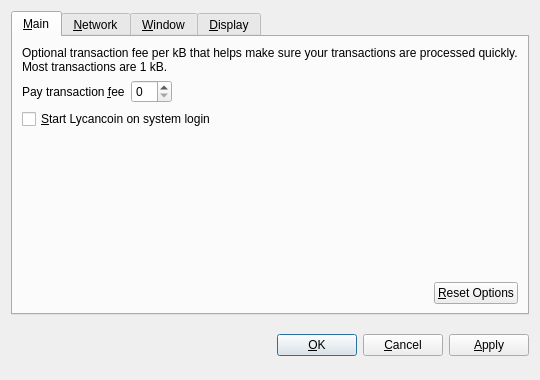
First picture: the form in src/qt/forms/optionsdialog.ui, repository lycancoin/lycancoin-release, before the edit.
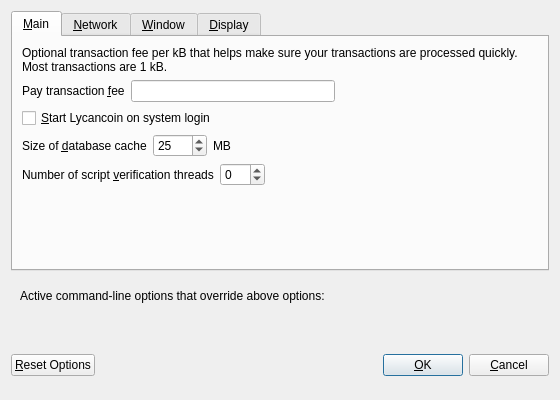
Second picture: the form after the edit. Custom widgets are drawn as their Qt base class.

```diff
--- a/src/qt/forms/optionsdialog.ui
+++ b/src/qt/forms/optionsdialog.ui
@@ -6,8 +6,8 @@
    <rect>
     <x>0</x>
     <y>0</y>
-    <width>540</width>
-    <height>380</height>
+    <width>560</width>
+    <height>400</height>
    </rect>
   </property>
   <property name="windowTitle">
@@ -19,9 +19,6 @@
   <layout class="QVBoxLayout" name="verticalLayout">
    <item>
     <widget class="QTabWidget" name="tabWidget">
-     <property name="tabPosition">
-      <enum>QTabWidget::North</enum>
-     </property>
      <property name="currentIndex">
       <number>0</number>
      </property>
@@ -86,21 +83,44 @@
          </property>
         </widget>
        </item>
-       <item>
-        <spacer name="verticalSpacer_Main">
-         <property name="orientation">
-          <enum>Qt::Vertical</enum>
-         </property>
-         <property name="sizeHint" stdset="0">
-          <size>
-           <width>20</width>
-           <height>40</height>
-          </size>
-         </property>
-        </spacer>
-       </item>
        <item>
         <layout class="QHBoxLayout" name="horizontalLayout_2_Main">
+         <item>
+          <widget class="QLabel" name="databaseCacheLabel">
+           <property name="text">
+            <string>Size of &amp;database cache</string>
+           </property>
+           <property name="textFormat">
+            <enum>Qt::PlainText</enum>
+           </property>
+           <property name="buddy">
+            <cstring>databaseCache</cstring>
+           </property>
+          </widget>
+         </item>
+         <item>
+          <widget class="QSpinBox" name="databaseCache">
+           <property name="toolTip">
+            <string>Set database cache size in megabytes (default: 25)</string>
+           </property>
+           <property name="maximum">
+            <number>1024</number>
+           </property>
+           <property name="value">
+            <number>25</number>
+           </property>
+          </widget>
+         </item>
+         <item>
+          <widget class="QLabel" name="databaseCacheUnitLabel">
+           <property name="text">
+            <string>MB</string>
+           </property>
+           <property name="textFormat">
+            <enum>Qt::PlainText</enum>
+           </property>
+          </widget>
+         </item>
          <item>
           <spacer name="horizontalSpacer_2_Main">
            <property name="orientation">
@@ -114,21 +134,64 @@
            </property>
           </spacer>
          </item>
+        </layout>
+       </item>
+       <item>
+        <layout class="QHBoxLayout" name="horizontalLayout_3_Main">
          <item>
-          <widget class="QPushButton" name="resetButton">
-           <property name="toolTip">
-            <string>Reset all client options to default.</string>
-           </property>
+          <widget class="QLabel" name="threadsScriptVerifLabel">
            <property name="text">
-            <string>&amp;Reset Options</string>
+            <string>Number of script &amp;verification threads</string>
            </property>
-           <property name="autoDefault">
-            <bool>false</bool>
+           <property name="textFormat">
+            <enum>Qt::PlainText</enum>
            </property>
+           <property name="buddy">
+            <cstring>threadsScriptVerif</cstring>
+           </property>
           </widget>
          </item>
+         <item>
+          <widget class="QSpinBox" name="threadsScriptVerif">
+           <property name="toolTip">
+            <string>Set the number of script verification threads (up to 16, 0 = auto, &lt;0 = leave that many cores free, default: 0)</string>
+           </property>
+           <property name="minimum">
+            <number>-16</number>
+           </property>
+           <property name="maximum">
+            <number>16</number>
+           </property>
+          </widget>
+         </item>
+         <item>
+          <spacer name="horizontalSpacer_3_Main">
+           <property name="orientation">
+            <enum>Qt::Horizontal</enum>
+           </property>
+           <property name="sizeHint" stdset="0">
+            <size>
+             <width>40</width>
+             <height>20</height>
+            </size>
+           </property>
+          </spacer>
+         </item>
         </layout>
        </item>
+       <item>
+        <spacer name="verticalSpacer_Main">
+         <property name="orientation">
+          <enum>Qt::Vertical</enum>
+         </property>
+         <property name="sizeHint" stdset="0">
+          <size>
+           <width>20</width>
+           <height>40</height>
+          </size>
+         </property>
+        </spacer>
+       </item>
       </layout>
      </widget>
      <widget class="QWidget" name="tabNetwork">
@@ -149,15 +212,15 @@
        <item>
         <widget class="QCheckBox" name="connectSocks">
          <property name="toolTip">
-          <string>Connect to the Lycancoin network through a SOCKS proxy (e.g. when connecting through Tor).</string>
+          <string>Connect to the Lycancoin network through a SOCKS proxy.</string>
          </property>
          <property name="text">
-          <string>&amp;Connect through SOCKS proxy:</string>
+          <string>&amp;Connect through SOCKS proxy (default proxy):</string>
          </property>
         </widget>
        </item>
        <item>
-        <layout class="QHBoxLayout" name="horizontalLayout_Network">
+        <layout class="QHBoxLayout" name="horizontalLayout_1_Network">
          <item>
           <widget class="QLabel" name="proxyIpLabel">
            <property name="text">
@@ -173,6 +236,12 @@
          </item>
          <item>
           <widget class="QValidatedLineEdit" name="proxyIp">
+           <property name="minimumSize">
+            <size>
+             <width>140</width>
+             <height>0</height>
+            </size>
+           </property>
            <property name="maximumSize">
             <size>
              <width>140</width>
@@ -180,7 +249,7 @@
             </size>
            </property>
            <property name="toolTip">
-            <string>IP address of the proxy (e.g. 127.0.0.1)</string>
+            <string>IP address of the proxy (e.g. IPv4: 127.0.0.1 / IPv6: ::1)</string>
            </property>
           </widget>
          </item>
@@ -199,6 +268,12 @@
          </item>
          <item>
           <widget class="QLineEdit" name="proxyPort">
+           <property name="minimumSize">
+            <size>
+             <width>55</width>
+             <height>0</height>
+            </size>
+           </property>
            <property name="maximumSize">
             <size>
              <width>55</width>
@@ -231,7 +306,7 @@
           </widget>
          </item>
          <item>
-          <spacer name="horizontalSpacer_Network">
+          <spacer name="horizontalSpacer_1_Network">
            <property name="orientation">
             <enum>Qt::Horizontal</enum>
            </property>
@@ -363,6 +438,16 @@
          </property>
         </widget>
        </item>
+       <item>
+        <widget class="QCheckBox" name="coinControlFeatures">
+         <property name="toolTip">
+          <string>Whether to show coin control features or not.</string>
+         </property>
+         <property name="text">
+          <string>Display coin &amp;control features (experts only)</string>
+         </property>
+        </widget>
+       </item>
        <item>
         <spacer name="verticalSpacer_Display">
          <property name="orientation">
@@ -380,8 +465,67 @@
      </widget>
     </widget>
    </item>
+   <item>
+    <widget class="QFrame" name="frame">
+     <layout class="QVBoxLayout" name="verticalLayout_Bottom">
+      <item>
+       <layout class="QHBoxLayout" name="horizontalLayout_Bottom">
+        <item>
+         <widget class="QLabel" name="overriddenByCommandLineInfoLabel">
+          <property name="text">
+           <string>Active command-line options that override above options:</string>
+          </property>
+          <property name="textFormat">
+           <enum>Qt::PlainText</enum>
+          </property>
+         </widget>
+        </item>
+        <item>
+         <spacer name="horizontalSpacer_Bottom">
+          <property name="orientation">
+           <enum>Qt::Horizontal</enum>
+          </property>
+          <property name="sizeHint" stdset="0">
+           <size>
+            <width>40</width>
+            <height>20</height>
+           </size>
+          </property>
+         </spacer>
+        </item>
+       </layout>
+      </item>
+      <item>
+       <widget class="QLabel" name="overriddenByCommandLineLabel">
+        <property name="text">
+         <string/>
+        </property>
+        <property name="textFormat">
+         <enum>Qt::PlainText</enum>
+        </property>
+        <property name="wordWrap">
+         <bool>true</bool>
+        </property>
+       </widget>
+      </item>
+     </layout>
+    </widget>
+   </item>
    <item>
     <layout class="QHBoxLayout" name="horizontalLayout_Buttons">
+     <item>
+      <widget class="QPushButton" name="resetButton">
+       <property name="toolTip">
+        <string>Reset all client options to default.</string>
+       </property>
+       <property name="text">
+        <string>&amp;Reset Options</string>
+       </property>
+       <property name="autoDefault">
+        <bool>false</bool>
+       </property>
+      </widget>
+     </item>
      <item>
       <spacer name="horizontalSpacer_1">
        <property name="orientation">
@@ -397,6 +541,12 @@
      </item>
      <item>
       <widget class="QLabel" name="statusLabel">
+       <property name="minimumSize">
+        <size>
+         <width>200</width>
+         <height>0</height>
+        </size>
+       </property>
        <property name="font">
         <font>
          <weight>75</weight>
@@ -444,16 +594,6 @@
        </property>
       </widget>
      </item>
-     <item>
-      <widget class="QPushButton" name="applyButton">
-       <property name="text">
-        <string>&amp;Apply</string>
-       </property>
-       <property name="autoDefault">
-        <bool>false</bool>
-       </property>
-      </widget>
-     </item>
     </layout>
    </item>
   </layout>
@@ -461,19 +601,20 @@
  <customwidgets>
   <customwidget>
    <class>BitcoinAmountField</class>
-   <extends>QSpinBox</extends>
+   <extends>QLineEdit</extends>
    <header>bitcoinamountfield.h</header>
+   <container>1</container>
+  </customwidget>
+  <customwidget>
+   <class>QValidatedLineEdit</class>
+   <extends>QLineEdit</extends>
+   <header>qvalidatedlineedit.h</header>
   </customwidget>
   <customwidget>
    <class>QValueComboBox</class>
    <extends>QComboBox</extends>
    <header>qvaluecombobox.h</header>
   </customwidget>
-  <customwidget>
-   <class>QValidatedLineEdit</class>
-   <extends>QLineEdit</extends>
-   <header>qvalidatedlineedit.h</header>
-  </customwidget>
  </customwidgets>
  <resources/>
  <connections/>
```
